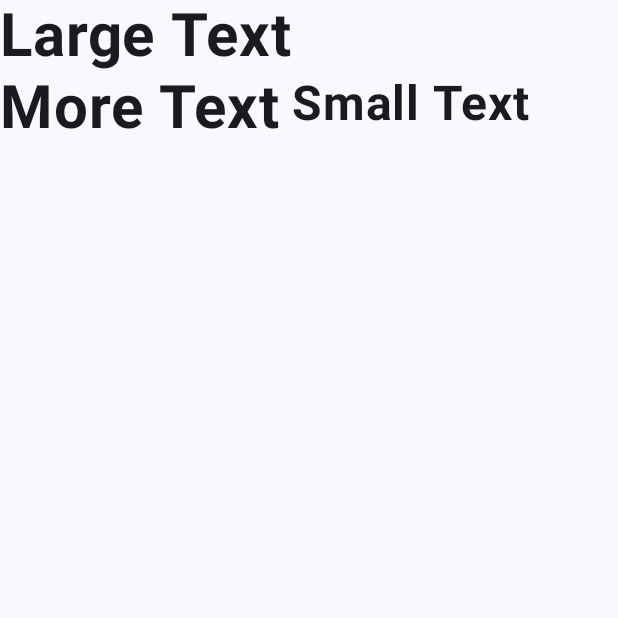
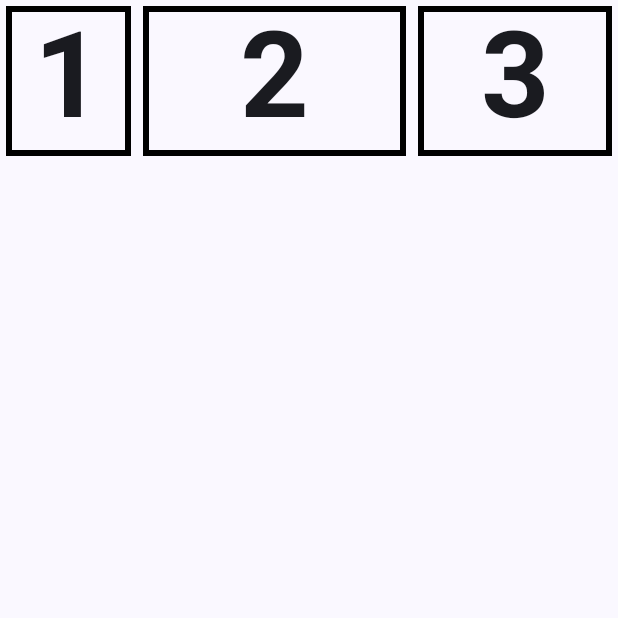
Before and after one commit to sake-2004/mobile_learning_lab3, an Android app built with Jetpack Compose: the screen it shows after launch (MainActivity), on a phone screen of 412 x 824 dp, the top half of it. Run offline under Robolectric (Android 15) with nearby library versions, the phone set to English and light mode, and no system bars.

Commit message:
weight modifier

```diff
--- a/app/src/main/java/com/example/rowcoldemo/MainActivity.kt
+++ b/app/src/main/java/com/example/rowcoldemo/MainActivity.kt
@@ -46,20 +46,9 @@ class MainActivity : ComponentActivity() {
 @Composable
 fun MainScreen(modifier: Modifier = Modifier) {
     Row {
-        Text(
-            text = "Large Text\n\nMore Text",
-            Modifier.alignBy(FirstBaseline),
-            fontSize = 40.sp,
-            fontWeight = FontWeight.Bold
-        )
-        Text(
-            text = "Small Text",
-            modifier = Modifier.paddingFrom(
-                alignmentLine = FirstBaseline, before = 80.dp, after = 0.dp
-            ),
-            fontSize = 32.sp,
-            fontWeight = FontWeight.Bold
-        )
+        TextCell("1", Modifier.weight(weight = 0.2f, fill = true))
+        TextCell("2", Modifier.weight(weight = 0.4f, fill = true))
+        TextCell("3", Modifier.weight(weight = 0.3f, fill = true))
     }
 }
 
```
